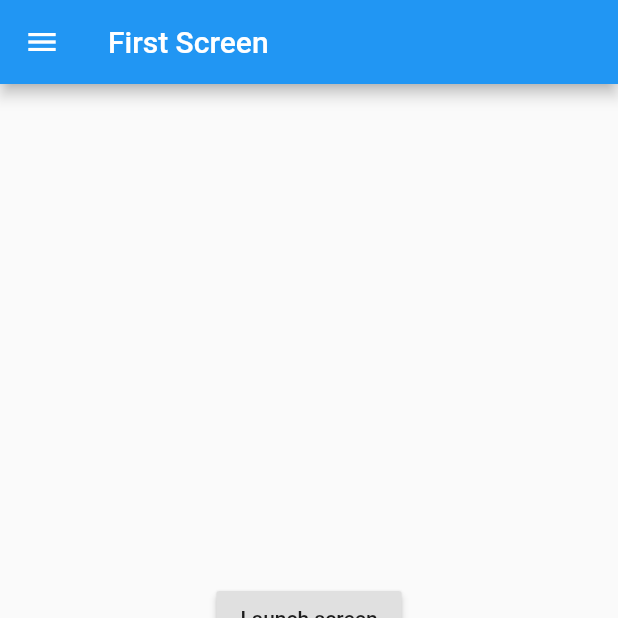
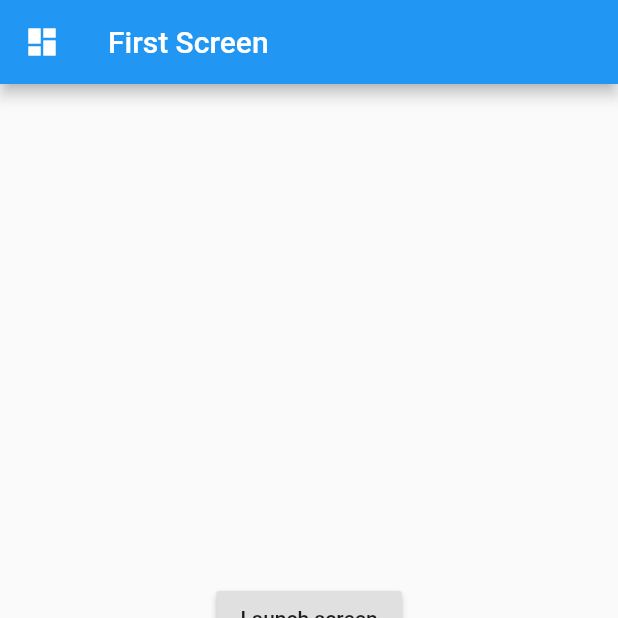
Before and after one commit to start626-liang/flutter-app, a Flutter app: the screen it shows after launch, on a phone screen of 412 x 824 dp, the top half of it. Run offline on Flutter 3.47's test engine with Material 2 defaults, Android fonts, the phone set to English and light mode, and no system bars.

Commit message:
补全代码

```diff
--- a/lib/first-screen.dart
+++ b/lib/first-screen.dart
@@ -11,6 +11,15 @@ class BottomNavigationWidgetState extends State<FirstScreen> {
     return Scaffold(
       appBar: AppBar(
         title: Text('First Screen'),
+		leading: Builder(builder: (context) {
+		  return IconButton(
+			icon: Icon(Icons.dashboard, color: Colors.white), //自定义图标
+			onPressed: () {
+			  // 打开抽屉菜单
+			  Scaffold.of(context).openDrawer();
+			},
+		  );
+		}),
       ),
       body: Center(
         child: RaisedButton(
```
